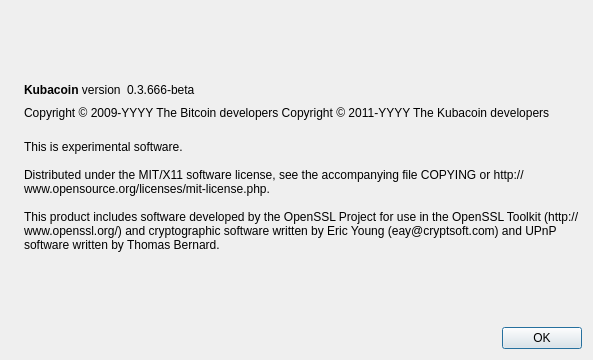
JakubMarek/kubacoin, file src/qt/forms/aboutdialog.ui: the form before one commit.
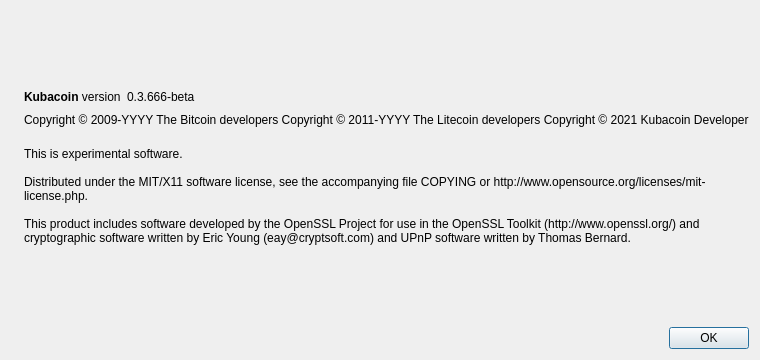
The form after the commit. Icons and pictures are not drawn.

Diff of the .ui file:
```diff
--- a/src/qt/forms/aboutdialog.ui
+++ b/src/qt/forms/aboutdialog.ui
@@ -92,7 +92,8 @@
        </property>
        <property name="text">
         <string notr="true">Copyright &amp;copy; 2009-YYYY The Bitcoin developers
-Copyright &amp;copy; 2011-YYYY The Kubacoin developers</string>
+Copyright &amp;copy; 2011-YYYY The Litecoin developers
+Copyright &amp;copy; 2021 Kubacoin Developer</string>
        </property>
        <property name="textFormat">
         <enum>Qt::RichText</enum>
```
